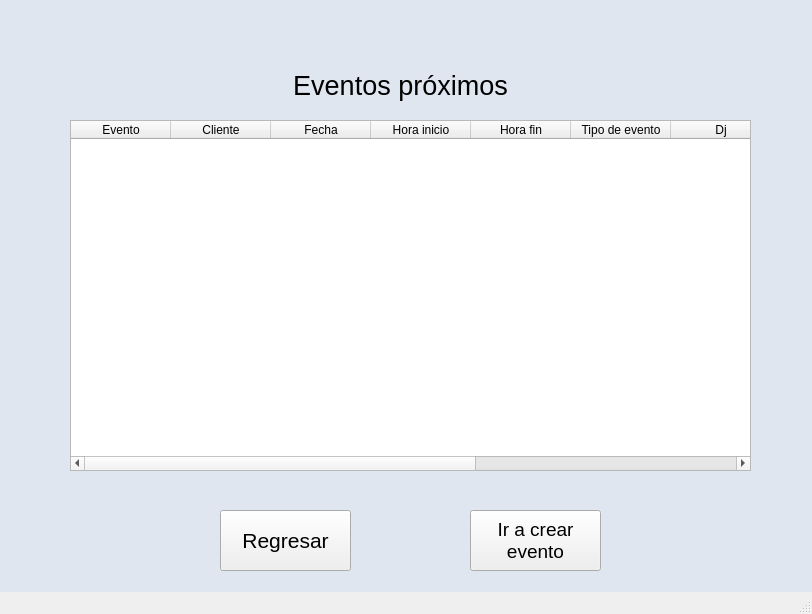
The window that Proyecto/ProyectoEventos/mainwindow.ui (ValeriaMora27/Proyecto-i2023-ie2017) describes before a commit, drawn with Qt 5.
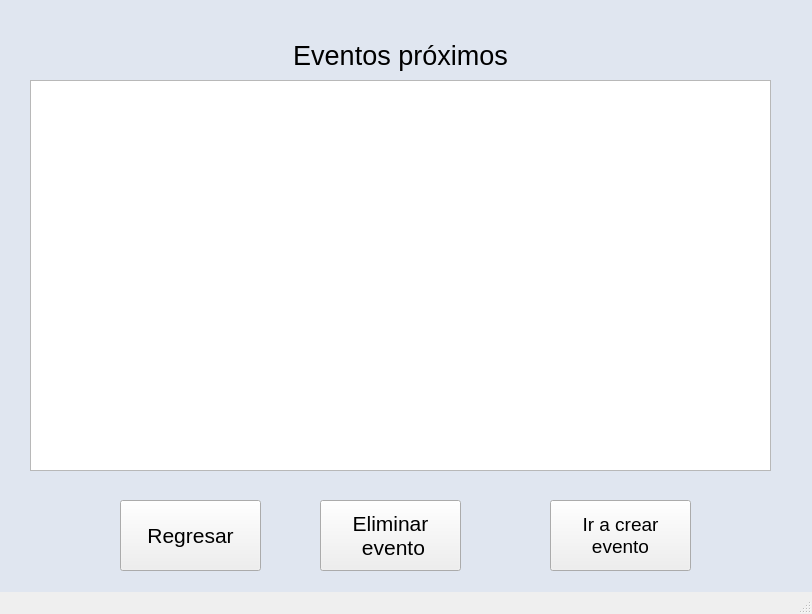
The same window after the commit. The open tabs and pages were chosen to show the change. Icons and pictures are not drawn.

Commit message: Manipulacion exitosa de eventos

```diff
--- a/Proyecto/ProyectoEventos/mainwindow.ui
+++ b/Proyecto/ProyectoEventos/mainwindow.ui
@@ -789,7 +789,7 @@
       <property name="geometry">
        <rect>
         <x>260</x>
-        <y>60</y>
+        <y>30</y>
         <width>281</width>
         <height>51</height>
        </rect>
@@ -809,10 +809,10 @@
      <widget class="QPushButton" name="pushButton_Cancelar_Eventos">
       <property name="geometry">
        <rect>
-        <x>220</x>
-        <y>510</y>
-        <width>131</width>
-        <height>61</height>
+        <x>120</x>
+        <y>500</y>
+        <width>141</width>
+        <height>71</height>
        </rect>
       </property>
       <property name="font">
@@ -827,77 +827,20 @@
      <widget class="QTableWidget" name="tablaEventos">
       <property name="geometry">
        <rect>
-        <x>70</x>
-        <y>120</y>
-        <width>681</width>
-        <height>351</height>
+        <x>30</x>
+        <y>80</y>
+        <width>741</width>
+        <height>391</height>
        </rect>
       </property>
-      <column>
-       <property name="text">
-        <string>Evento</string>
-       </property>
-       <property name="font">
-        <font>
-         <pointsize>9</pointsize>
-         <bold>false</bold>
-         <stylestrategy>PreferDefault</stylestrategy>
-        </font>
-       </property>
-      </column>
-      <column>
-       <property name="text">
-        <string>Cliente</string>
-       </property>
-      </column>
-      <column>
-       <property name="text">
-        <string>Fecha</string>
-       </property>
-      </column>
-      <column>
-       <property name="text">
-        <string>Hora inicio</string>
-       </property>
-      </column>
-      <column>
-       <property name="text">
-        <string>Hora fin</string>
-       </property>
-      </column>
-      <column>
-       <property name="text">
-        <string>Tipo de evento</string>
-       </property>
-      </column>
-      <column>
-       <property name="text">
-        <string>Dj</string>
-       </property>
-      </column>
-      <column>
-       <property name="text">
-        <string>New Column</string>
-       </property>
-      </column>
-      <column>
-       <property name="text">
-        <string>Comparsa</string>
-       </property>
-      </column>
-      <column>
-       <property name="text">
-        <string>Costo</string>
-       </property>
-      </column>
      </widget>
      <widget class="QPushButton" name="pushButton_irCrearEvento">
       <property name="geometry">
        <rect>
-        <x>470</x>
-        <y>510</y>
-        <width>131</width>
-        <height>61</height>
+        <x>550</x>
+        <y>500</y>
+        <width>141</width>
+        <height>71</height>
        </rect>
       </property>
       <property name="font">
@@ -910,6 +853,25 @@
 evento</string>
       </property>
      </widget>
+     <widget class="QPushButton" name="pushButton_Eliminar_Evento">
+      <property name="geometry">
+       <rect>
+        <x>320</x>
+        <y>500</y>
+        <width>141</width>
+        <height>71</height>
+       </rect>
+      </property>
+      <property name="font">
+       <font>
+        <pointsize>16</pointsize>
+       </font>
+      </property>
+      <property name="text">
+       <string>Eliminar
+ evento</string>
+      </property>
+     </widget>
     </widget>
     <widget class="QWidget" name="page05_CrearEvento">
      <widget class="QLabel" name="label_10">
```
Left out of the diff: 139 changed lines with no effect on the pictures. The commit also changes 26 other files.
